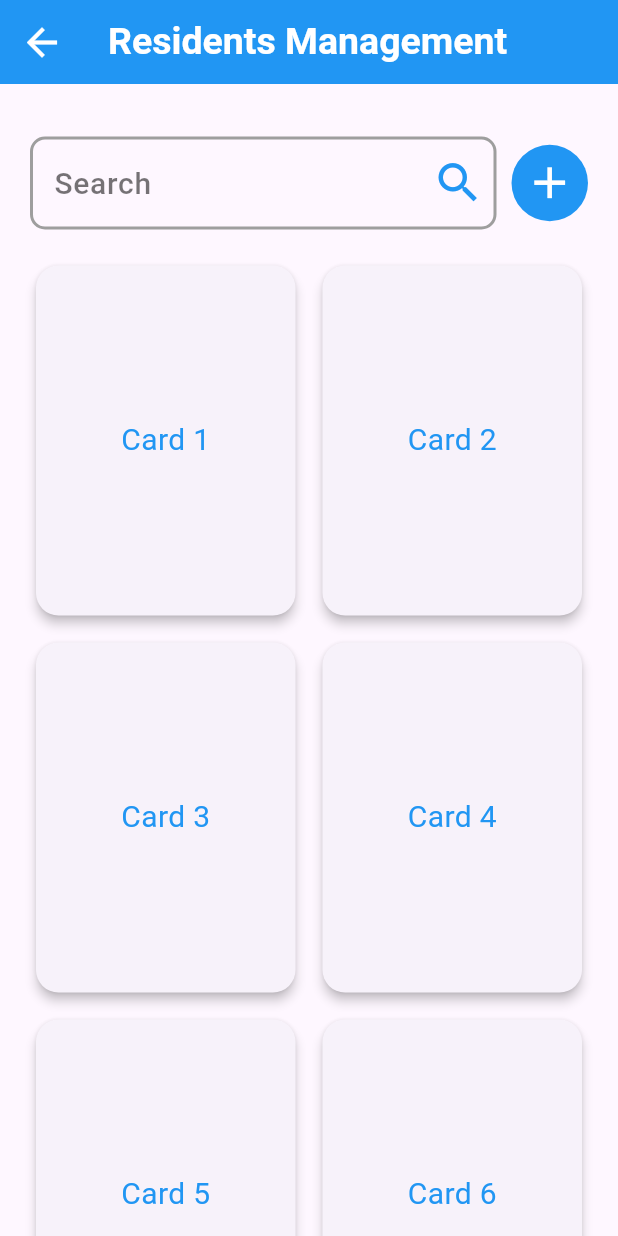
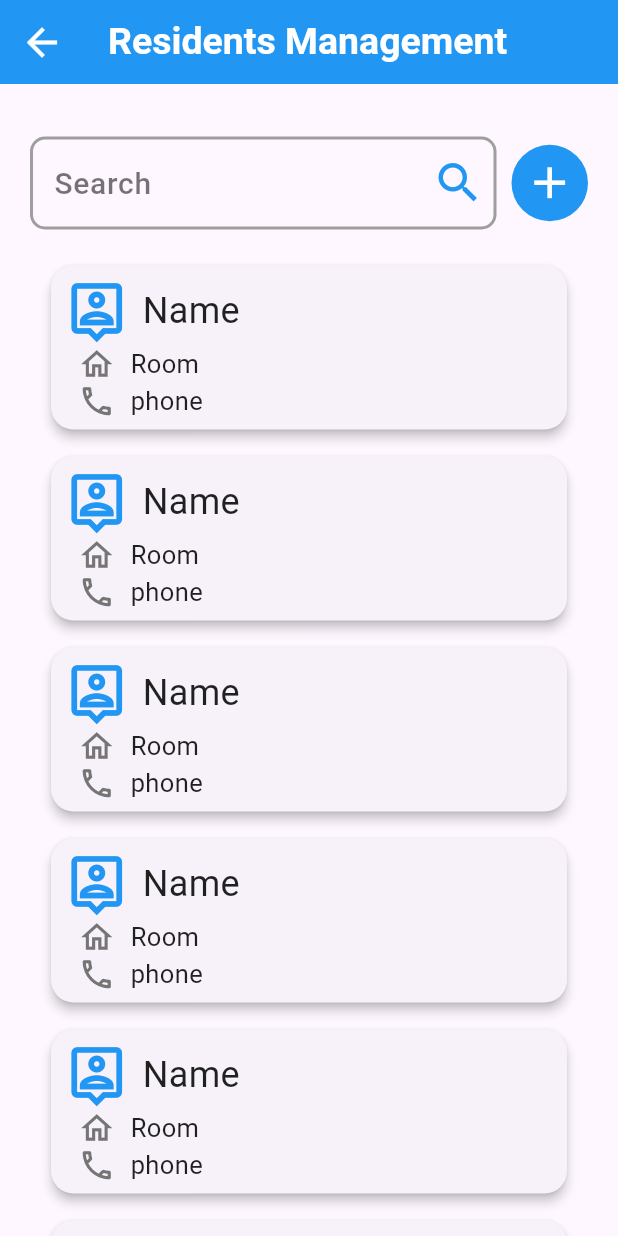
Before and after one commit to nguyenhoangviethung/Apartment-Management, a Flutter app: the screen it shows after launch, on a phone screen of 412 x 824 dp. Run offline on Flutter 3.47's test engine with Material 3 defaults, Android fonts, the phone set to English and light mode, and no system bars.

Commit message:
fix resident card
thiết kế lại

```diff
--- a/frontend/lib/view/home/admin_management/residents_management/common/resident_card.dart
+++ b/frontend/lib/view/home/admin_management/residents_management/common/resident_card.dart
@@ -1,15 +1,15 @@
 import 'package:flutter/material.dart';
 
 class ResidentCard extends StatefulWidget {
-  final String text;
-  final double width;
-  final double height;
+  final String name;
+  final String room;
+  final String phone;
 
   const ResidentCard({
     super.key,
-    required this.text,
-    this.width = double.infinity, // Mặc định chiều rộng là vô tận
-    this.height = 30, // Chiều cao mặc định
+    required this.name,
+    required this.room,
+    required this.phone,
   });
 
   @override
@@ -19,19 +19,53 @@ class ResidentCard extends StatefulWidget {
 class _ResidentCardState extends State<ResidentCard> {
   @override
   Widget build(BuildContext context) {
-    return Container(
-      width: widget.width,
-      height: widget.height,
-      child: Card(
-        elevation: 3,
-        shape: RoundedRectangleBorder(
-          borderRadius: BorderRadius.circular(15.0),
-        ),
-        child: Center(
-          child: Text(
-            widget.text,
-            style: const TextStyle(fontSize: 20, color: Colors.blue),
-          ),
+    return Card(
+      elevation: 3,
+      shape: RoundedRectangleBorder(
+        borderRadius: BorderRadius.circular(15.0),
+      ),
+      child: Padding(
+        padding: const EdgeInsets.all(8.0),
+        child: Column(
+          crossAxisAlignment: CrossAxisAlignment.start,
+          children: [
+            Row(
+              children: [
+                const Icon(Icons.person_pin_outlined, color: Colors.blue, size: 45,), // Biểu tượng 1
+                const SizedBox(width: 8), // Khoảng cách giữa icon và text
+                Text(
+                  widget.name,
+                  style: const TextStyle(fontSize: 24, color: Colors.black87),
+                ),
+              ],
+            ),
+            Padding(
+              padding: const EdgeInsets.only(left: 10),
+              child: Row(
+                children: [
+                  Icon(Icons.home_outlined, color: Colors.grey[600]!, size: 25,), // Biểu tượng 2
+                  const SizedBox(width: 10),
+                  Text(
+                    widget.room,
+                    style: const TextStyle(fontSize: 17, color: Colors.black87),
+                  ),
+                ],
+              ),
+            ),
+            Padding(
+              padding: const EdgeInsets.only(left: 10),
+              child: Row(
+                children: [
+                  Icon(Icons.call_outlined, color: Colors.grey[600]!, size: 25,), // Biểu tượng 3
+                  const SizedBox(width: 10),
+                  Text(
+                    widget.phone,
+                    style: const TextStyle(fontSize: 17, color: Colors.black87),
+                  ),
+                ],
+              ),
+            ),
+          ],
         ),
       ),
     );
--- a/frontend/lib/view/home/admin_management/residents_management/residents_management.dart
+++ b/frontend/lib/view/home/admin_management/residents_management/residents_management.dart
@@ -114,19 +114,22 @@ class _ResidentsManagementState extends State<ResidentsManagement> {
                     ),
 
                     const SizedBox(height: 20), // Khoảng cách giữa hàng tìm kiếm và lưới
-                    GridView.builder(
+                    Padding(
+                      padding: const EdgeInsets.symmetric(horizontal: 10.0),
+                      child: GridView.builder(
                         gridDelegate: const SliverGridDelegateWithFixedCrossAxisCount(
-                        crossAxisCount: 2, // Số cột trong lưới
-                        childAspectRatio: 0.75, // Tỷ lệ chiều rộng/chiều cao của mỗi card
-                        crossAxisSpacing: 10.0, // Khoảng cách giữa các cột
+                          crossAxisCount: 1, // Số cột trong lưới
+                          childAspectRatio: 3.0, // Tỷ lệ chiều rộng/chiều cao của mỗi card
+                          // crossAxisSpacing: 10.0, // Khoảng cách giữa các cột
                           mainAxisSpacing: 10.0, // Khoảng cách giữa các hàng
                         ),
                         itemCount: 10, // Số lượng card
                         itemBuilder: (context, index) {
-                        return ResidentCard(text: 'Card ${index + 1}',); // Thay thế bằng ResidentCard của bạn
+                          return ResidentCard(name: 'Name', room: 'Room', phone: 'phone',); // Thay thế bằng ResidentCard của bạn
                         },
                         physics: const NeverScrollableScrollPhysics(), // Ngăn không cho GridView cuộn
                         shrinkWrap: true, // Giúp GridView tự động điều chỉnh kích thước
+                      ),
                     ),
                   ],
                 ),
```
Lines whose indentation alone changed are shown as unchanged.
